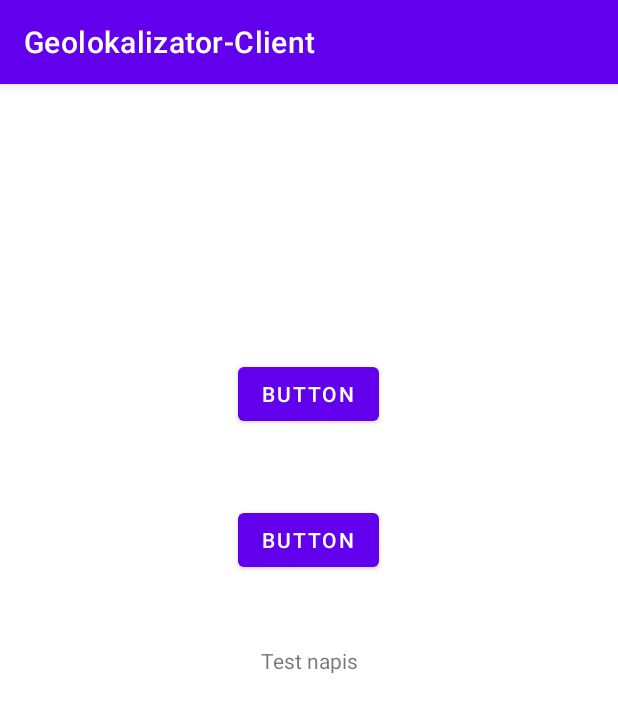
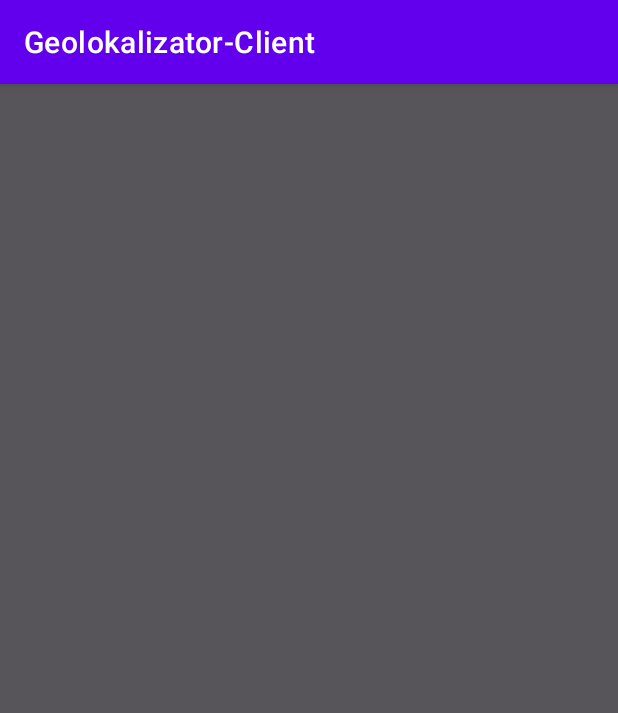
Before and after one commit to RafixBlue/Geolokalizator-Client, an Android app: the screen it shows after launch (LoginRegisterActivity), on a phone screen of 412 x 824 dp. Shown: the top 713 px of the screen. Run offline under Robolectric (Android 15) with nearby library versions, the phone set to English and light mode, and no system bars.

```diff
--- a/app/build.gradle
+++ b/app/build.gradle
@@ -33,6 +33,7 @@ dependencies {
     implementation 'androidx.appcompat:appcompat:1.4.1'
     implementation 'com.google.android.material:material:1.6.0'
     implementation 'androidx.constraintlayout:constraintlayout:2.1.3'
+    implementation 'androidx.legacy:legacy-support-v4:1.0.0'
     testImplementation 'junit:junit:4.+'
     androidTestImplementation 'androidx.test.ext:junit:1.1.3'
     androidTestImplementation 'androidx.test.espresso:espresso-core:3.4.0'
--- a/app/src/main/java/com/magisterka/geolokalizator_client/LoginRegisterActivity.java
+++ /dev/null
@@ -1,90 +0,0 @@
-package com.magisterka.geolokalizator_client;
-
-import androidx.annotation.NonNull;
-import androidx.appcompat.app.AppCompatActivity;
-import androidx.core.app.ActivityCompat;
-
-import android.Manifest;
-import android.content.pm.PackageManager;
-import android.os.Bundle;
-import android.view.View;
-import android.widget.TextView;
-import android.widget.Toast;
-
-import java.util.ArrayList;
-
-public class LoginRegisterActivity extends AppCompatActivity {
-
-
-    private static final int READ_PHONE_STATE = 11;
-    private static final int PERMISSIONS_FINE_LOCATION = 99;
-    DataCollectorLocation dataCollector;
-    DataCollectorSignal DCS;
-    boolean gps_enabled = false;
-
-    @Override
-    protected void onCreate(Bundle savedInstanceState) {
-        super.onCreate(savedInstanceState);
-        setContentView(R.layout.activity_login_register);
-
-        dataCollector = new DataCollectorLocation(this);
-        DCS =new DataCollectorSignal(this);
-
-    }
-
-    public void testClick(View view) {
-        if(ActivityCompat.checkSelfPermission(this, Manifest.permission.ACCESS_FINE_LOCATION) == PackageManager.PERMISSION_GRANTED)
-        {
-            dataCollector.updateLocationList(false);
-            boolean stop = true;
-        }
-        else
-        {
-            requestPermissions(new String[]{Manifest.permission.ACCESS_FINE_LOCATION}, PERMISSIONS_FINE_LOCATION);
-        }
-
-    }
-    public void testClickTwo(View view) {
-        //ArrayList<ArrayList<String>> locationData;
-        //locationData = dataCollector.getLocationData();
-        //if(locationData != null)
-        //{
-            //TextView text = findViewById(R.id.textView);
-            //text.setText(locationData.get(0).get(0));
-        //}
-
-        if (ActivityCompat.checkSelfPermission(this, Manifest.permission.READ_PHONE_STATE) != PackageManager.PERMISSION_GRANTED) {
-            // TODO: Consider calling
-            //    ActivityCompat#requestPermissions
-            // here to request the missing permissions, and then overriding
-            //   public void onRequestPermissionsResult(int requestCode, String[] permissions,
-            //                                          int[] grantResults)
-            // to handle the case where the user grants the permission. See the documentation
-            // for ActivityCompat#requestPermissions for more details.
-            requestPermissions(new String[]{Manifest.permission.READ_PHONE_STATE},READ_PHONE_STATE);
-            return;
-        }
-
-        DataCollectorSignal DCS =new DataCollectorSignal(this);
-        String check = DCS.checkDataSignal();
-        String check2 = check;
-    }
-
-    ////////////////////////////////////////////////Permisions////////////////////////////////////////////////////////////////////////////////////////
-    @Override
-    public void onRequestPermissionsResult(int requestCode, @NonNull String[] permissions, @NonNull int[] grantResults) {
-        super.onRequestPermissionsResult(requestCode, permissions, grantResults);
-
-        switch (requestCode) {
-            case PERMISSIONS_FINE_LOCATION:
-                if (grantResults[0] == PackageManager.PERMISSION_GRANTED) {
-                    dataCollector.updateLocationList(false);
-                } else {
-                    Toast.makeText(this, "This app requires permision to be granted to work properly", Toast.LENGTH_SHORT).show();
-                }
-                break;
-        }
-    }
-
-
-}
--- /dev/null
+++ b/app/src/main/java/com/magisterka/geolokalizator_client/activities/LoginRegisterActivity.java
@@ -0,0 +1,103 @@
+package com.magisterka.geolokalizator_client.activities;
+
+import androidx.annotation.NonNull;
+import androidx.appcompat.app.AppCompatActivity;
+import androidx.core.app.ActivityCompat;
+
+import android.Manifest;
+import android.content.Intent;
+import android.content.pm.PackageManager;
+import android.os.Build;
+import android.os.Bundle;
+import android.view.View;
+import android.widget.Toast;
+
+import com.magisterka.geolokalizator_client.datacollection.DataCollectorLocation;
+import com.magisterka.geolokalizator_client.datacollection.DataCollectorService;
+import com.magisterka.geolokalizator_client.datacollection.DataCollectorSignal;
+import com.magisterka.geolokalizator_client.Database;
+import com.magisterka.geolokalizator_client.R;
+
+public class LoginRegisterActivity extends AppCompatActivity {
+
+    private static final int ACCESS_BACKGROUND_LOCATION = 5;
+    private static final int READ_PHONE_STATE = 11;
+    private static final int PERMISSIONS_FINE_LOCATION = 99;
+    private static final int FOREGROUND_SERVICE = 2;
+    DataCollectorLocation dataCollector;
+
+    boolean gps_enabled = false;
+    Database db;
+
+    DataCollectorService service;
+
+    @Override
+    protected void onCreate(Bundle savedInstanceState) {
+        super.onCreate(savedInstanceState);
+        setContentView(R.layout.activity_login_register);
+
+        db=new Database(this);
+
+    }
+
+
+
+
+
+    ////////////////////////////////////////////////Permisions////////////////////////////////////////////////////////////////////////////////////////
+    @Override
+    public void onRequestPermissionsResult(int requestCode, @NonNull String[] permissions, @NonNull int[] grantResults) {
+        super.onRequestPermissionsResult(requestCode, permissions, grantResults);
+
+        switch (requestCode) {
+            case PERMISSIONS_FINE_LOCATION:
+                if (grantResults[0] == PackageManager.PERMISSION_GRANTED) {
+                    dataCollector.updateLocationList(false);
+                } else {
+                    Toast.makeText(this, "This app requires permision to be granted to work properly", Toast.LENGTH_SHORT).show();
+                }
+                break;
+        }
+    }
+
+
+}
+
+/*if (Build.VERSION.SDK_INT >= Build.VERSION_CODES.O) {
+            startForegroundService(new Intent(this, DataCollectorService.class));
+        } else {
+            startService(new Intent(this, DataCollectorService.class));
+        }*/
+
+/*        requestPermissions(new String[]{Manifest.permission.FOREGROUND_SERVICE},FOREGROUND_SERVICE);
+        if (ActivityCompat.checkSelfPermission(this, Manifest.permission.FOREGROUND_SERVICE) != PackageManager.PERMISSION_GRANTED) {
+
+            requestPermissions(new String[]{Manifest.permission.FOREGROUND_SERVICE},FOREGROUND_SERVICE);}
+
+        if (ActivityCompat.checkSelfPermission(this, Manifest.permission.ACCESS_BACKGROUND_LOCATION) != PackageManager.PERMISSION_GRANTED) {
+
+            requestPermissions(new String[]{Manifest.permission.ACCESS_BACKGROUND_LOCATION},ACCESS_BACKGROUND_LOCATION);}
+
+        if (ActivityCompat.checkSelfPermission(this, Manifest.permission.READ_PHONE_STATE) != PackageManager.PERMISSION_GRANTED) {
+            // TODO: Consider calling
+            //    ActivityCompat#requestPermissions
+            // here to request the missing permissions, and then overriding
+            //   public void onRequestPermissionsResult(int requestCode, String[] permissions,
+            //                                          int[] grantResults)
+            // to handle the case where the user grants the permission. See the documentation
+            // for ActivityCompat#requestPermissions for more details.
+            requestPermissions(new String[]{Manifest.permission.READ_PHONE_STATE},READ_PHONE_STATE);
+            requestPermissions(new String[]{Manifest.permission.ACCESS_BACKGROUND_LOCATION},ACCESS_BACKGROUND_LOCATION);
+            return;
+        }*/
+
+/*if(ActivityCompat.checkSelfPermission(this, Manifest.permission.ACCESS_FINE_LOCATION) == PackageManager.PERMISSION_GRANTED)
+        {
+            //dataCollector.updateLocationList(false);
+            boolean stop = true;
+        }
+        else
+        {
+            requestPermissions(new String[]{Manifest.permission.ACCESS_FINE_LOCATION}, PERMISSIONS_FINE_LOCATION);
+        }*/
+// stopService(new Intent(this, DataCollectorService.class));
--- a/app/src/main/res/layout/activity_login_register.xml
+++ b/app/src/main/res/layout/activity_login_register.xml
@@ -1,45 +1,8 @@
 <?xml version="1.0" encoding="utf-8"?>
-<androidx.constraintlayout.widget.ConstraintLayout
-    xmlns:android="http://schemas.android.com/apk/res/android"
+<androidx.constraintlayout.widget.ConstraintLayout xmlns:android="http://schemas.android.com/apk/res/android"
+    xmlns:app="http://schemas.android.com/apk/res-auto"
     xmlns:tools="http://schemas.android.com/tools"
-    xmlns:app="http://schemas.android.com/apk/res-auto"
     android:layout_width="match_parent"
     android:layout_height="match_parent"
-    tools:context=".LoginRegisterActivity">
-
-  <TextView
-      android:id="@+id/textView"
-      android:layout_width="wrap_content"
-      android:layout_height="wrap_content"
-      android:text="Test napis"
-      app:layout_constraintBottom_toBottomOf="parent"
-      app:layout_constraintEnd_toEndOf="parent"
-      app:layout_constraintStart_toStartOf="parent"
-      app:layout_constraintTop_toTopOf="parent" />
-
-  <Button
-      android:id="@+id/button"
-      android:layout_width="wrap_content"
-      android:layout_height="wrap_content"
-      android:text="Button"
-      android:onClick="testClick"
-      app:layout_constraintBottom_toTopOf="@+id/textView"
-      app:layout_constraintEnd_toEndOf="parent"
-      app:layout_constraintHorizontal_bias="0.498"
-      app:layout_constraintStart_toStartOf="parent"
-      app:layout_constraintTop_toTopOf="parent"
-      app:layout_constraintVertical_bias="0.857" />
-
-  <Button
-      android:id="@+id/button2"
-      android:layout_width="wrap_content"
-      android:layout_height="wrap_content"
-      android:text="Button"
-      android:onClick="testClickTwo"
-      app:layout_constraintBottom_toTopOf="@+id/button"
-      app:layout_constraintEnd_toEndOf="parent"
-      app:layout_constraintHorizontal_bias="0.498"
-      app:layout_constraintStart_toStartOf="parent"
-      app:layout_constraintTop_toTopOf="parent"
-      app:layout_constraintVertical_bias="0.787" />
-</androidx.constraintlayout.widget.ConstraintLayout>
+    android:background="@color/background"
+    tools:context=".activities.LoginRegisterActivity" />
--- a/app/src/main/res/values/colors.xml
+++ b/app/src/main/res/values/colors.xml
@@ -7,4 +7,5 @@
     <color name="teal_700">#FF018786</color>
     <color name="black">#FF000000</color>
     <color name="white">#FFFFFFFF</color>
+    <color name="background">#57555A</color>
 </resources>
--- a/app/src/main/res/values/strings.xml
+++ b/app/src/main/res/values/strings.xml
@@ -1,3 +1,5 @@
 <resources>
     <string name="app_name">Geolokalizator-Client</string>
+    <!-- TODO: Remove or change this placeholder text -->
+    <string name="hello_blank_fragment">Hello blank fragment</string>
 </resources>
```
Also changed, not shown: app/src/main/AndroidManifest.xml (+9 -1 lines), app/src/main/java/com/magisterka/geolokalizator_client/Database.java (added, +150 -0 lines), app/src/main/java/com/magisterka/geolokalizator_client/datacollection/DataCollectorLocation.java (renamed from app/src/main/java/com/magisterka/geolokalizator_client/DataCollectorLocation.java, +31 -25 lines), app/src/main/java/com/magisterka/geolokalizator_client/datacollection/DataCollectorService.java (added, +89 -0 lines), app/src/main/java/com/magisterka/geolokalizator_client/datacollection/DataCollectorSignal.java (renamed from app/src/main/java/com/magisterka/geolokalizator_client/DataCollectorSignal.java, +20 -40 lines), app/src/main/java/com/magisterka/geolokalizator_client/datacollection/DataCollectorThread.java (added, +70 -0 lines).
